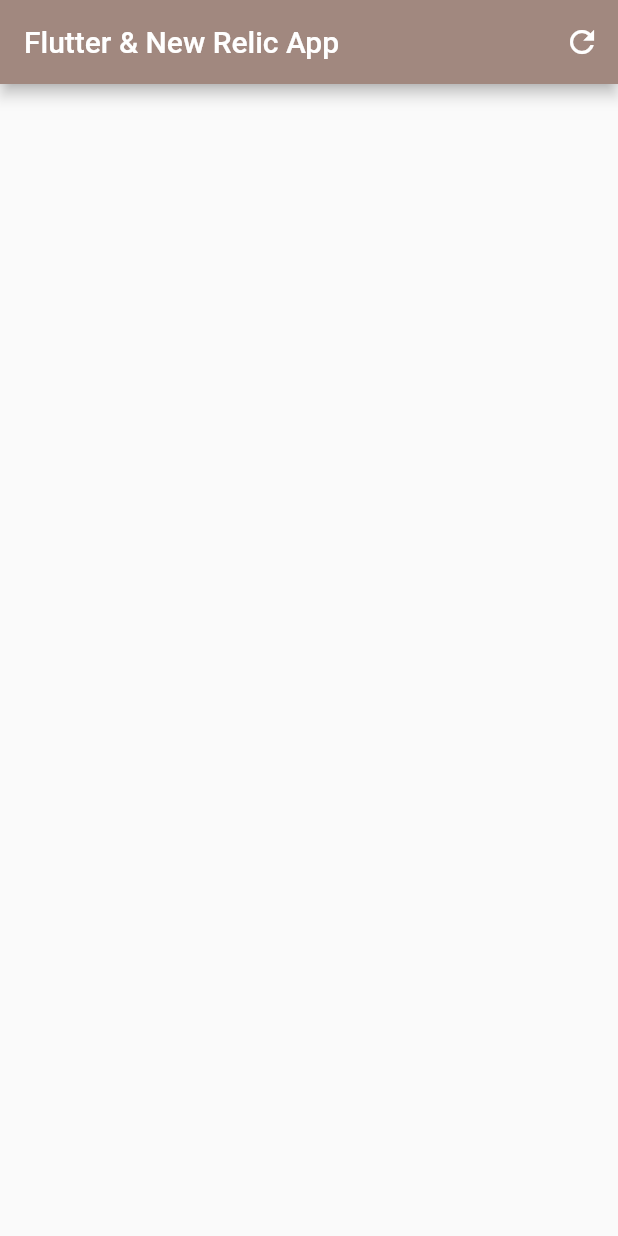
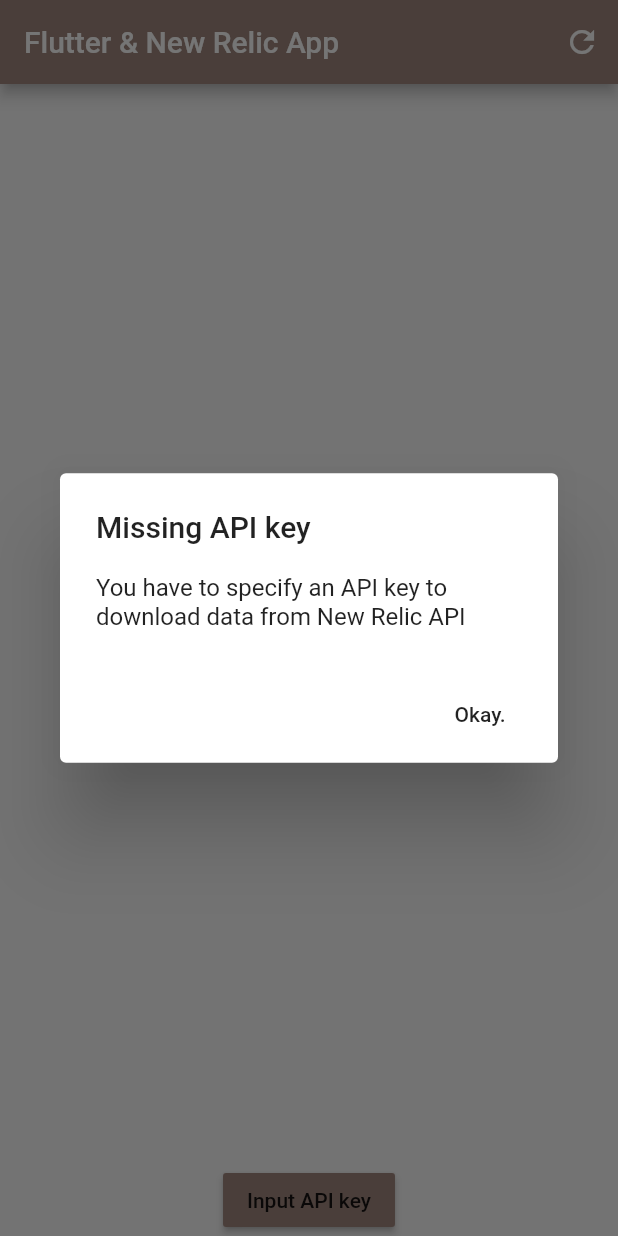
Before and after one commit to wiki111/NewRelicFlutterExample, a Flutter app: the screen it shows after launch, on a phone screen of 412 x 824 dp. Run offline on Flutter 3.47's test engine with Material 2 defaults, Android fonts, the phone set to English and light mode, and no system bars.

Commit message:
Added insert form for API key. Added alert dialogs for errors (missing key, or unsuccessful request).

```diff
--- a/lib/main.dart
+++ b/lib/main.dart
@@ -1,4 +1,5 @@
 import 'package:flutter/material.dart';
+import 'package:flutter_new_relic_app/forms/api_form.dart';
 import 'package:flutter_new_relic_app/model/application.dart';
 import 'package:flutter_new_relic_app/services/webservice.dart';
 import 'package:http/http.dart';
@@ -21,6 +22,7 @@ class MyApp extends StatelessWidget{
 class NewRelicApplicationsState extends State<NewRelicApplications>{
 
   final _applications = List<ApplicationData>();
+  String _apiKey;
 
   @override
   Widget build(BuildContext context) {
@@ -34,27 +36,88 @@ class NewRelicApplicationsState extends State<NewRelicApplications>{
           )
         ],
       ),
-      body: _buildList(),
+      body: Column(
+        children: <Widget>[
+            Expanded(
+              child: _buildList(),
+            ),
+            RaisedButton(
+              child: Text('Input API key'),
+              color: Colors.brown[300],
+              onPressed: () {_showFormGetApiKey(context);},
+            )
+        ],
+      ),
     );
   }
 
+    _showFormGetApiKey(BuildContext context) async{
+    final result = await Navigator.push(
+        context,
+        MaterialPageRoute(builder: (context) => ApiForm())
+    );
+    _apiKey = result;
+    _downloadApplicationData();
+  }
 
   @override
   void initState() {
     super.initState();
+    this.build(context);
     _downloadApplicationData();
   }
 
   void _downloadApplicationData(){
     _applications.clear();
     Client client = Client();
-    WebService().load(ApplicationData.all, client).then((data) => {
-      setState(() => {
-        _applications.addAll(data)
-      })
-    });
+    if(_apiKey != null){
+      try{
+        WebService().load(ApplicationData.all(_apiKey), client).then((data) => {
+          setState(() => {
+            _applications.addAll(data)
+          })
+        });
+      }catch(e){
+        showDialog(context: context,
+        builder: (BuildContext context) =>
+        _buildAlertDialog(
+            'Connection error.',
+            'Unable to fetch data from New Relic API. '
+            + 'Most probable cause is invalid API key. '
+            + 'Please try to input API key again.')
+        );
+      }
+
+    }else{
+      showDialog(
+        context: context,
+        builder: (BuildContext context) =>
+            _buildAlertDialog(
+                "Missing API key",
+                "You have to specify an API key "
+                + "to download data from New Relic API")
+      );
+    }
   }
 
+  Widget _buildAlertDialog(String title, String message){
+    return new AlertDialog(
+      title: Text(title),
+      content: new Column(
+        mainAxisSize: MainAxisSize.min,
+        crossAxisAlignment: CrossAxisAlignment.start,
+        children: <Widget>[
+          Text(message)
+        ],
+      ),
+      actions: <Widget>[
+        FlatButton(
+          onPressed: (){Navigator.of(context).pop();},
+          child: Text('Okay.'),
+      )
+      ],
+    );
+  }
 
   Widget _buildList(){
     return ListView.builder(
--- a/lib/model/application.dart
+++ b/lib/model/application.dart
@@ -1,5 +1,6 @@
 import 'dart:convert';
 
+import 'package:flutter/cupertino.dart';
 import 'package:flutter_new_relic_app/services/webservice.dart';
 
 class ApplicationData{
@@ -19,10 +20,10 @@ class ApplicationData{
     );
   }
 
-  static Resource<List<ApplicationData>> get all {
+  static Resource<List<ApplicationData>> all(String apiKey) {
     return Resource(
       url : 'https://api.eu.newrelic.com/v2/applications.json',
-      headers: {'X-Api-Key' : 'b50ba7909bbe16d17a7412848280be9f350f10f39790d72'},
+      headers: {'X-Api-Key' : apiKey},
       parse: (response){
         Map<String, dynamic> parsedJson = json.decode(response.body);
         var list = parsedJson['applications'] as List;
```
Also changed, not shown: lib/forms/api_form.dart (added, +67 -0 lines), 1 other file.
